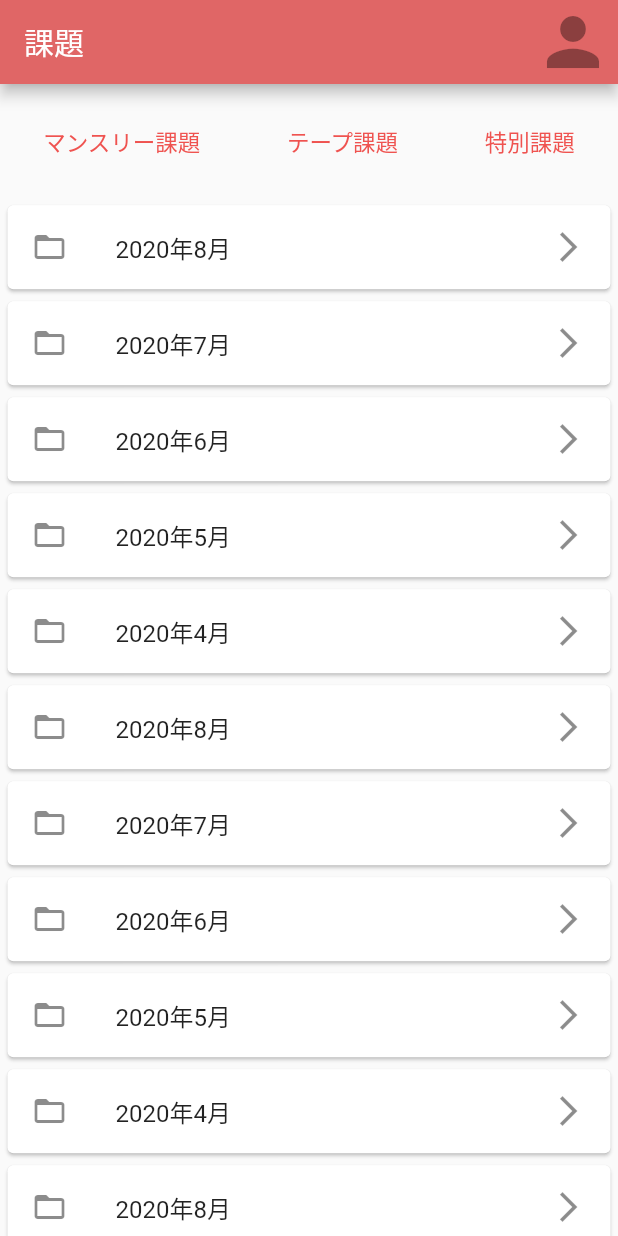
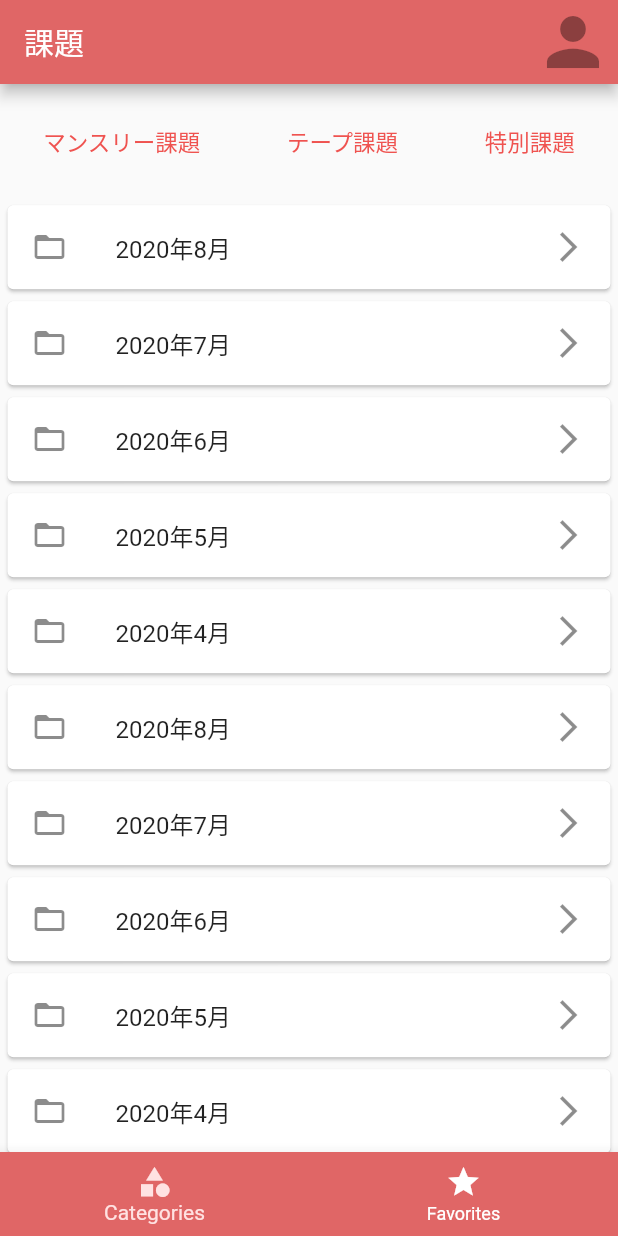
Before and after one commit to nord2sudjp/jumpin, a Flutter app: the screen it shows after launch, on a phone screen of 412 x 824 dp. Run offline on Flutter 3.47's test engine with Material 2 defaults, Android fonts, the phone set to English and light mode, and no system bars; Roboto replaces fonts that are missing (OpenSans).

```diff
--- a/lib/main.dart
+++ b/lib/main.dart
@@ -79,6 +79,8 @@ class MyHomePage extends StatelessWidget {
 
   @override
   Widget build(BuildContext context) {
+    int _selectPageIndex = 0;
+
     final MX = MediaQuery.of(context);
     final isLandscape = MX.orientation == Orientation.landscape;
     final PreferredSizeWidget appBar = Platform.isIOS
@@ -115,14 +117,11 @@ class MyHomePage extends StatelessWidget {
                   crossAxisAlignment: CrossAxisAlignment.center,
                   children: [
                     Text("マンスリー課題",
-                          style:
-                              TextStyle(fontSize: 15, color: Colors.red[400])),
+                        style: TextStyle(fontSize: 15, color: Colors.red[400])),
                     Text("テープ課題",
-                          style:
-                              TextStyle(fontSize: 15, color: Colors.red[400])),
+                        style: TextStyle(fontSize: 15, color: Colors.red[400])),
                     Text("特別課題",
-                          style:
-                              TextStyle(fontSize: 15, color: Colors.red[400]))
+                        style: TextStyle(fontSize: 15, color: Colors.red[400]))
                   ]),
             ),
             Container(
@@ -133,6 +132,24 @@ class MyHomePage extends StatelessWidget {
                 child: MonthlyHeader(monthlymaster: monthlymaster)),
           ],
         ),
-        ));
+      ),
+      bottomNavigationBar: BottomNavigationBar(
+        onTap: null,
+        backgroundColor: Theme.of(context).primaryColor,
+        unselectedItemColor: Colors.white,
+        selectedItemColor: Theme.of(context).accentColor,
+        currentIndex: _selectPageIndex,
+        items: [
+          BottomNavigationBarItem(
+            icon: Icon(Icons.category),
+            label: 'Categories',
+          ),
+          BottomNavigationBarItem(
+            icon: Icon(Icons.star),
+            label: 'Favorites',
+          ),
+        ],
+      ),
+    );
   }
 }
```
Lines whose indentation alone changed are shown as unchanged.
